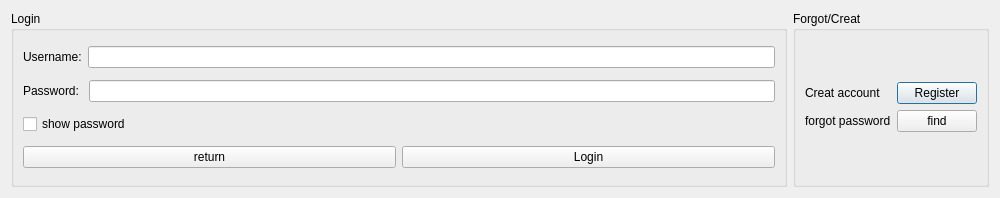
The window that Stor/signinform.ui (AP-projects-4001/IUT-s-crackpots) describes before a commit, drawn with Qt 5.
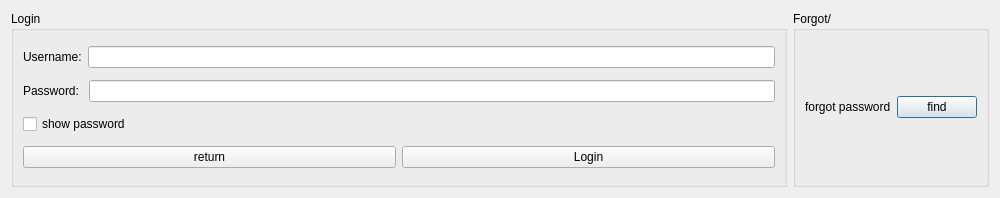
The same window after the commit.

Diff of the .ui file:
```diff
--- a/Stor/signinform.ui
+++ b/Stor/signinform.ui
@@ -23,34 +23,20 @@
    <item row="0" column="1">
     <widget class="QGroupBox" name="groupBox_2">
      <property name="title">
-      <string>Forgot/Creat</string>
+      <string>Forgot/</string>
      </property>
      <layout class="QGridLayout" name="gridLayout_3">
       <item row="0" column="0">
        <layout class="QGridLayout" name="gridLayout_2">
-        <item row="1" column="0">
+        <item row="0" column="0">
          <widget class="QLabel" name="label_4">
           <property name="text">
            <string>forgot password</string>
           </property>
          </widget>
         </item>
-        <item row="0" column="0">
-         <widget class="QLabel" name="label_3">
-          <property name="text">
-           <string>Creat account</string>
-          </property>
-         </widget>
-        </item>
         <item row="0" column="1">
-         <widget class="QPushButton" name="pushButton_2">
-          <property name="text">
-           <string>Register</string>
-          </property>
-         </widget>
-        </item>
-        <item row="1" column="1">
-         <widget class="QPushButton" name="pushButton_3">
+         <widget class="QPushButton" name="forrgotBtn">
           <property name="text">
            <string>find</string>
           </property>
```
Left out of the diff: 4 changed lines with no effect on the pictures.
